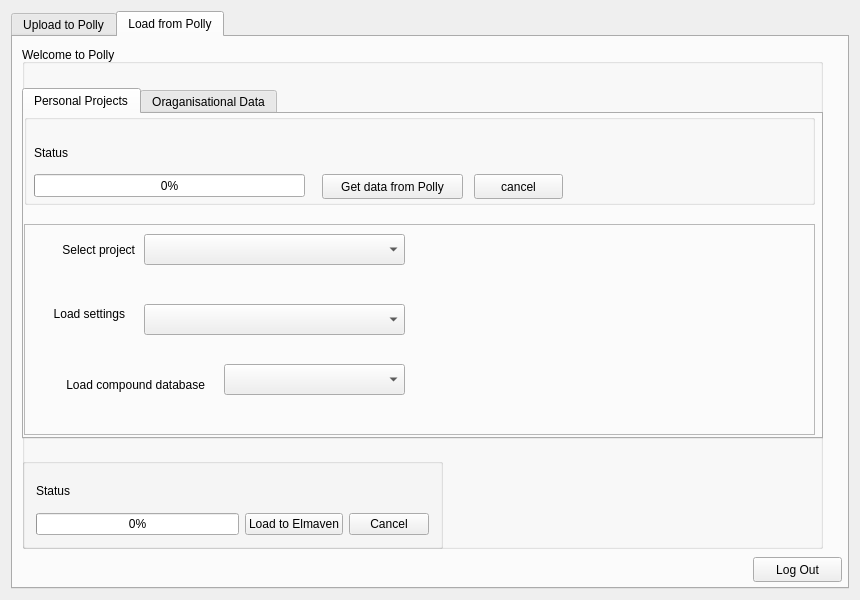
ElucidataInc/ElMaven, file src/gui/mzroll/forms/pollyelmaveninterface.ui: the form before one commit.
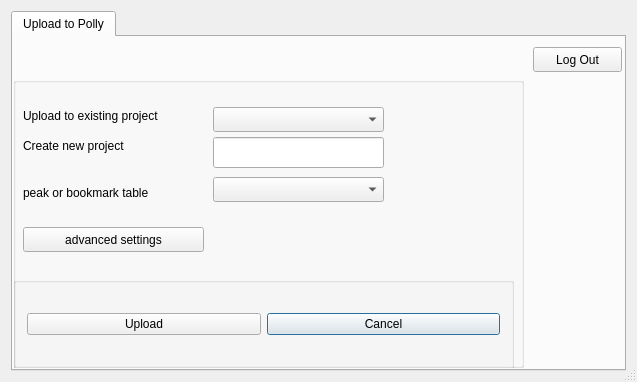
The form after the commit. The open tabs and pages were chosen to show the change.

Commit message: [WIP] Ui changes as per the requirements for 0.4 beta release..

What changed in the file:
```diff
--- a/src/gui/mzroll/forms/pollyelmaveninterface.ui
+++ b/src/gui/mzroll/forms/pollyelmaveninterface.ui
@@ -6,8 +6,8 @@
    <rect>
     <x>0</x>
     <y>0</y>
-    <width>860</width>
-    <height>600</height>
+    <width>637</width>
+    <height>382</height>
    </rect>
   </property>
   <property name="sizeIncrement">
@@ -19,6 +19,9 @@
   <property name="windowTitle">
    <string>Polly Elmaven Interface</string>
   </property>
+  <property name="sizeGripEnabled">
+   <bool>true</bool>
+  </property>
   <layout class="QVBoxLayout" name="verticalLayout">
    <item>
     <widget class="QTabWidget" name="tabwidget">
@@ -33,9 +36,9 @@
        <property name="geometry">
         <rect>
          <x>0</x>
-         <y>-20</y>
-         <width>841</width>
-         <height>531</height>
+         <y>40</y>
+         <width>511</width>
+         <height>291</height>
         </rect>
        </property>
        <property name="title">
@@ -48,7 +51,7 @@
         <property name="geometry">
          <rect>
           <x>0</x>
-          <y>440</y>
+          <y>200</y>
           <width>501</width>
           <height>92</height>
          </rect>
@@ -88,7 +91,7 @@
          <rect>
           <x>200</x>
           <y>30</y>
-          <width>141</width>
+          <width>171</width>
           <height>25</height>
          </rect>
         </property>
@@ -140,554 +143,56 @@
          <rect>
           <x>200</x>
           <y>100</y>
-          <width>111</width>
+          <width>171</width>
           <height>25</height>
          </rect>
         </property>
        </widget>
-       <widget class="QCheckBox" name="checkBox_advanced_settings">
-        <property name="enabled">
-         <bool>true</bool>
-        </property>
+       <widget class="QLabel" name="upload_status">
         <property name="geometry">
          <rect>
-          <x>200</x>
-          <y>140</y>
-          <width>151</width>
-          <height>23</height>
+          <x>0</x>
+          <y>390</y>
+          <width>361</width>
+          <height>17</height>
          </rect>
         </property>
         <property name="text">
-         <string>Advanced settings</string>
+         <string/>
         </property>
        </widget>
-       <widget class="QFrame" name="upload_peaks_frame">
+       <widget class="QPushButton" name="checkBox_advanced_settings">
         <property name="geometry">
          <rect>
-          <x>390</x>
-          <y>20</y>
-          <width>441</width>
-          <height>191</height>
+          <x>10</x>
+          <y>150</y>
+          <width>181</width>
+          <height>25</height>
          </rect>
         </property>
-        <property name="autoFillBackground">
-         <bool>false</bool>
+        <property name="text">
+         <string>advanced settings</string>
         </property>
-        <property name="frameShape">
-         <enum>QFrame::StyledPanel</enum>
-        </property>
-        <property name="frameShadow">
-         <enum>QFrame::Plain</enum>
-        </property>
-        <widget class="QLabel" name="label_10">
-         <property name="geometry">
-          <rect>
-           <x>10</x>
-           <y>50</y>
-           <width>111</width>
-           <height>17</height>
-          </rect>
-         </property>
-         <property name="text">
-          <string>export options</string>
-         </property>
-        </widget>
-        <widget class="QComboBox" name="comboBox_export_table">
-         <property name="geometry">
-          <rect>
-           <x>300</x>
-           <y>40</y>
-           <width>111</width>
-           <height>25</height>
-          </rect>
-         </property>
-        </widget>
-        <widget class="QLabel" name="label_11">
-         <property name="geometry">
-          <rect>
-           <x>10</x>
-           <y>90</y>
-           <width>101</width>
-           <height>17</height>
-          </rect>
-         </property>
-         <property name="text">
-          <string>Export Format</string>
-         </property>
-        </widget>
-        <widget class="QComboBox" name="comboBox_export_format">
-         <property name="geometry">
-          <rect>
-           <x>300</x>
-           <y>80</y>
-           <width>111</width>
-           <height>25</height>
-          </rect>
-         </property>
-        </widget>
-        <widget class="QLabel" name="label_13">
-         <property name="geometry">
-          <rect>
-           <x>10</x>
-           <y>140</y>
-           <width>121</width>
-           <height>17</height>
-          </rect>
-         </property>
-         <property name="text">
-          <string>upload name</string>
-         </property>
-        </widget>
-        <widget class="QLineEdit" name="lineEdit_filename">
-         <property name="geometry">
-          <rect>
-           <x>210</x>
-           <y>130</y>
-           <width>201</width>
-           <height>31</height>
-          </rect>
-         </property>
-        </widget>
-        <widget class="QLabel" name="label_3">
-         <property name="geometry">
-          <rect>
-           <x>70</x>
-           <y>10</y>
-           <width>241</width>
-           <height>17</height>
-          </rect>
-         </property>
-         <property name="text">
-          <string>Advanced Export options for peaks</string>
-         </property>
-        </widget>
        </widget>
-       <widget class="QCheckBox" name="checkBox_upload_compond_DB">
+       <widget class="QLabel" name="upload_status_2">
         <property name="geometry">
          <rect>
-          <x>380</x>
-          <y>210</y>
-          <width>231</width>
-          <height>23</height>
+          <x>10</x>
+          <y>180</y>
+          <width>491</width>
+          <height>17</height>
          </rect>
         </property>
         <property name="text">
-         <string>Upload Compound Database</string>
+         <string/>
         </property>
        </widget>
-       <widget class="QFrame" name="upload_compound_DB_frame">
-        <property name="enabled">
-         <bool>false</bool>
-        </property>
-        <property name="geometry">
-         <rect>
-          <x>390</x>
-          <y>240</y>
-          <width>441</width>
-          <height>141</height>
-         </rect>
-        </property>
-        <property name="frameShape">
-         <enum>QFrame::StyledPanel</enum>
-        </property>
-        <property name="frameShadow">
-         <enum>QFrame::Raised</enum>
-        </property>
-        <widget class="QLabel" name="label_23">
-         <property name="geometry">
-          <rect>
-           <x>10</x>
-           <y>30</y>
-           <width>151</width>
-           <height>17</height>
-          </rect>
-         </property>
-         <property name="text">
-          <string>Select Compound DB</string>
-         </property>
-        </widget>
-        <widget class="QComboBox" name="comboBox_compound_db">
-         <property name="geometry">
-          <rect>
-           <x>230</x>
-           <y>30</y>
-           <width>201</width>
-           <height>25</height>
-          </rect>
-         </property>
-        </widget>
-        <widget class="QLabel" name="label_14">
-         <property name="geometry">
-          <rect>
-           <x>10</x>
-           <y>90</y>
-           <width>151</width>
-           <height>17</height>
-          </rect>
-         </property>
-         <property name="text">
-          <string>upload name</string>
-         </property>
-        </widget>
-        <widget class="QLineEdit" name="lineEdit_compound_DB_name">
-         <property name="geometry">
-          <rect>
-           <x>230</x>
-           <y>80</y>
-           <width>201</width>
-           <height>31</height>
-          </rect>
-         </property>
-        </widget>
-       </widget>
       </widget>
       <widget class="QPushButton" name="logout_upload">
        <property name="geometry">
         <rect>
-         <x>740</x>
-         <y>520</y>
-         <width>89</width>
-         <height>25</height>
-        </rect>
-       </property>
-       <property name="text">
-        <string>Log Out</string>
-       </property>
-      </widget>
-     </widget>
-     <widget class="QWidget" name="load_tab">
-      <attribute name="title">
-       <string>Load from Polly</string>
-      </attribute>
-      <widget class="QGroupBox" name="groupBox_2">
-       <property name="geometry">
-        <rect>
-         <x>9</x>
-         <y>21</y>
-         <width>801</width>
-         <height>491</height>
-        </rect>
-       </property>
-       <property name="title">
-        <string/>
-       </property>
-       <widget class="QLabel" name="label_15">
-        <property name="geometry">
-         <rect>
-          <x>430</x>
-          <y>200</y>
-          <width>31</width>
-          <height>17</height>
-         </rect>
-        </property>
-        <property name="text">
-         <string>OR</string>
-        </property>
-       </widget>
-       <widget class="QTabWidget" name="tabWidget">
-        <property name="enabled">
-         <bool>true</bool>
-        </property>
-        <property name="geometry">
-         <rect>
-          <x>0</x>
-          <y>30</y>
-          <width>801</width>
-          <height>351</height>
-         </rect>
-        </property>
-        <property name="currentIndex">
-         <number>0</number>
-        </property>
-        <widget class="QWidget" name="tab_3">
-         <attribute name="title">
-          <string>Personal Projects</string>
-         </attribute>
-         <widget class="QFrame" name="personal_project_frame">
-          <property name="enabled">
-           <bool>true</bool>
-          </property>
-          <property name="geometry">
-           <rect>
-            <x>0</x>
-            <y>110</y>
-            <width>791</width>
-            <height>211</height>
-           </rect>
-          </property>
-          <property name="frameShape">
-           <enum>QFrame::StyledPanel</enum>
-          </property>
-          <property name="frameShadow">
-           <enum>QFrame::Raised</enum>
-          </property>
-          <widget class="QLabel" name="label_6">
-           <property name="geometry">
-            <rect>
-             <x>10</x>
-             <y>10</y>
-             <width>101</width>
-             <height>31</height>
-            </rect>
-           </property>
-           <property name="text">
-            <string>Select project</string>
-           </property>
-           <property name="alignment">
-            <set>Qt::AlignRight|Qt::AlignTrailing|Qt::AlignVCenter</set>
-           </property>
-          </widget>
-          <widget class="QComboBox" name="comboBox_load_projects">
-           <property name="enabled">
-            <bool>true</bool>
-           </property>
-           <property name="geometry">
-            <rect>
-             <x>120</x>
-             <y>10</y>
-             <width>261</width>
-             <height>31</height>
-            </rect>
-           </property>
-          </widget>
-          <widget class="QLabel" name="label_5">
-           <property name="geometry">
-            <rect>
-             <x>0</x>
-             <y>80</y>
-             <width>101</width>
-             <height>20</height>
-            </rect>
-           </property>
-           <property name="text">
-            <string>Load settings</string>
-           </property>
-           <property name="alignment">
-            <set>Qt::AlignRight|Qt::AlignTrailing|Qt::AlignVCenter</set>
-           </property>
-          </widget>
-          <widget class="QComboBox" name="comboBox_load_settings">
-           <property name="enabled">
-            <bool>true</bool>
-           </property>
-           <property name="geometry">
-            <rect>
-             <x>120</x>
-             <y>80</y>
-             <width>261</width>
-             <height>31</height>
-            </rect>
-           </property>
-          </widget>
-          <widget class="QComboBox" name="comboBox_load_db">
-           <property name="enabled">
-            <bool>true</bool>
-           </property>
-           <property name="geometry">
-            <rect>
-             <x>200</x>
-             <y>140</y>
-             <width>181</width>
-             <height>31</height>
-            </rect>
-           </property>
-          </widget>
-          <widget class="QLabel" name="label_2">
-           <property name="geometry">
-            <rect>
-             <x>0</x>
-             <y>150</y>
-             <width>181</width>
-             <height>21</height>
-            </rect>
-           </property>
-           <property name="text">
-            <string>Load compound database</string>
-           </property>
-           <property name="alignment">
-            <set>Qt::AlignRight|Qt::AlignTrailing|Qt::AlignVCenter</set>
-           </property>
-          </widget>
-         </widget>
-         <widget class="QGroupBox" name="groupBox_3">
-          <property name="geometry">
-           <rect>
-            <x>0</x>
-            <y>0</y>
-            <width>791</width>
-            <height>91</height>
-           </rect>
-          </property>
-          <property name="title">
-           <string/>
-          </property>
-          <widget class="QProgressBar" name="progressBar_load_form_data_status">
-           <property name="geometry">
-            <rect>
-             <x>10</x>
-             <y>60</y>
-             <width>271</width>
-             <height>23</height>
-            </rect>
-           </property>
-           <property name="value">
-            <number>0</number>
-           </property>
-          </widget>
-          <widget class="QPushButton" name="load_form_data_button">
-           <property name="geometry">
-            <rect>
-             <x>298</x>
-             <y>60</y>
-             <width>141</width>
-             <height>25</height>
-            </rect>
-           </property>
-           <property name="text">
-            <string>Get data from Polly</string>
-           </property>
-          </widget>
-          <widget class="QPushButton" name="load_form_data_cancel_button">
-           <property name="geometry">
-            <rect>
-             <x>450</x>
-             <y>60</y>
-             <width>89</width>
-             <height>25</height>
-            </rect>
-           </property>
-           <property name="text">
-            <string>cancel</string>
-           </property>
-          </widget>
-          <widget class="QLabel" name="label_24">
-           <property name="geometry">
-            <rect>
-             <x>10</x>
-             <y>30</y>
-             <width>131</width>
-             <height>17</height>
-            </rect>
-           </property>
-           <property name="text">
-            <string>Status</string>
-           </property>
-          </widget>
-         </widget>
-        </widget>
-        <widget class="QWidget" name="tab_4">
-         <attribute name="title">
-          <string>Oraganisational Data</string>
-         </attribute>
-         <widget class="QLabel" name="label_16">
-          <property name="geometry">
-           <rect>
-            <x>10</x>
-            <y>100</y>
-            <width>181</width>
-            <height>17</height>
-           </rect>
-          </property>
-          <property name="text">
-           <string>Compound Database</string>
-          </property>
-         </widget>
-         <widget class="QComboBox" name="comboBox_organization_DBs">
-          <property name="enabled">
-           <bool>true</bool>
-          </property>
-          <property name="geometry">
-           <rect>
-            <x>240</x>
-            <y>90</y>
-            <width>121</width>
-            <height>31</height>
-           </rect>
-          </property>
-         </widget>
-        </widget>
-       </widget>
-       <widget class="QGroupBox" name="groupBox_load_status">
-        <property name="enabled">
-         <bool>true</bool>
-        </property>
-        <property name="geometry">
-         <rect>
-          <x>0</x>
-          <y>400</y>
-          <width>421</width>
-          <height>91</height>
-         </rect>
-        </property>
-        <layout class="QGridLayout" name="gridLayout_6">
-         <item row="4" column="5">
-          <widget class="QPushButton" name="cancelButton_load">
-           <property name="enabled">
-            <bool>true</bool>
-           </property>
-           <property name="text">
-            <string>Cancel</string>
-           </property>
-          </widget>
-         </item>
-         <item row="4" column="3">
-          <widget class="QProgressBar" name="progressBar_load_project">
-           <property name="value">
-            <number>0</number>
-           </property>
-          </widget>
-         </item>
-         <item row="3" column="3">
-          <widget class="QLabel" name="statusText_3">
-           <property name="text">
-            <string>Status</string>
-           </property>
-          </widget>
-         </item>
-         <item row="4" column="4">
-          <widget class="QPushButton" name="pushButton_load">
-           <property name="enabled">
-            <bool>true</bool>
-           </property>
-           <property name="text">
-            <string>Load to Elmaven</string>
-           </property>
-          </widget>
-         </item>
-        </layout>
-       </widget>
-       <widget class="QLabel" name="label_load_status">
-        <property name="geometry">
-         <rect>
-          <x>460</x>
-          <y>440</y>
-          <width>331</width>
-          <height>20</height>
-         </rect>
-        </property>
-        <property name="text">
-         <string/>
-        </property>
-       </widget>
-      </widget>
-      <widget class="QLabel" name="label_welcome_load">
-       <property name="geometry">
-        <rect>
-         <x>9</x>
-         <y>9</y>
-         <width>801</width>
-         <height>17</height>
-        </rect>
-       </property>
-       <property name="text">
-        <string>Welcome to Polly </string>
-       </property>
-      </widget>
-      <widget class="QPushButton" name="logout_load">
-       <property name="geometry">
-        <rect>
-         <x>740</x>
-         <y>520</y>
+         <x>520</x>
+         <y>10</y>
          <width>89</width>
          <height>25</height>
         </rect>
```
The commit also changes 7 other files.
